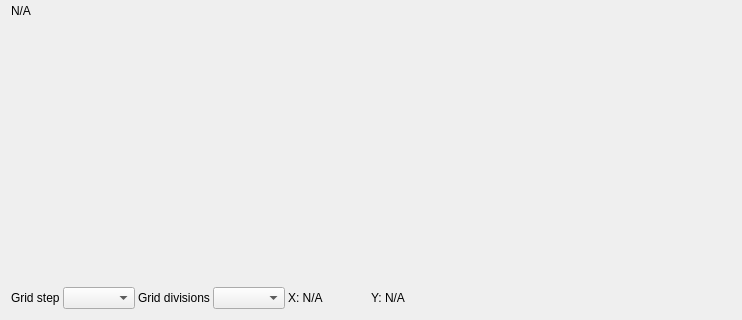
Old version of the form RZGUI/SessionTabWidget.ui in the repository HARMONI-CAB/RayZaler; both pictures show x 0 to 742 and y 270 to 590 of the 742 by 590 pixel window.
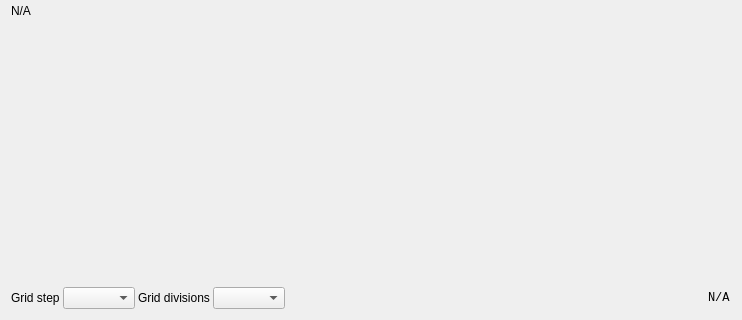
New version of the form.

```diff
--- a/RZGUI/SessionTabWidget.ui
+++ b/RZGUI/SessionTabWidget.ui
@@ -52,7 +52,13 @@
         </property>
        </widget>
       </item>
-      <item row="0" column="6">
+      <item row="0" column="3">
+       <widget class="QComboBox" name="gridDivCombo"/>
+      </item>
+      <item row="0" column="1">
+       <widget class="QComboBox" name="gridStepCombo"/>
+      </item>
+      <item row="0" column="4">
        <spacer name="horizontalSpacer">
         <property name="orientation">
          <enum>Qt::Horizontal</enum>
@@ -65,62 +71,6 @@
         </property>
        </spacer>
       </item>
-      <item row="0" column="5">
-       <widget class="QLabel" name="yLabel">
-        <property name="sizePolicy">
-         <sizepolicy hsizetype="Fixed" vsizetype="Preferred">
-          <horstretch>0</horstretch>
-          <verstretch>0</verstretch>
-         </sizepolicy>
-        </property>
-        <property name="minimumSize">
-         <size>
-          <width>80</width>
-          <height>0</height>
-         </size>
-        </property>
-        <property name="text">
-         <string>Y: N/A</string>
-        </property>
-        <property name="alignment">
-         <set>Qt::AlignLeading|Qt::AlignLeft|Qt::AlignVCenter</set>
-        </property>
-        <property name="textInteractionFlags">
-         <set>Qt::LinksAccessibleByMouse|Qt::TextSelectableByMouse</set>
-        </property>
-       </widget>
-      </item>
-      <item row="0" column="4">
-       <widget class="QLabel" name="xLabel">
-        <property name="sizePolicy">
-         <sizepolicy hsizetype="Fixed" vsizetype="Preferred">
-          <horstretch>0</horstretch>
-          <verstretch>0</verstretch>
-         </sizepolicy>
-        </property>
-        <property name="minimumSize">
-         <size>
-          <width>80</width>
-          <height>0</height>
-         </size>
-        </property>
-        <property name="text">
-         <string>X: N/A</string>
-        </property>
-        <property name="alignment">
-         <set>Qt::AlignLeading|Qt::AlignLeft|Qt::AlignVCenter</set>
-        </property>
-        <property name="textInteractionFlags">
-         <set>Qt::LinksAccessibleByMouse|Qt::TextSelectableByMouse</set>
-        </property>
-       </widget>
-      </item>
-      <item row="0" column="1">
-       <widget class="QComboBox" name="gridStepCombo"/>
-      </item>
-      <item row="0" column="3">
-       <widget class="QComboBox" name="gridDivCombo"/>
-      </item>
       <item row="0" column="0">
        <widget class="QLabel" name="label_2">
         <property name="text">
@@ -128,6 +78,18 @@
         </property>
        </widget>
       </item>
+      <item row="0" column="5">
+       <widget class="QLabel" name="xyLabel">
+        <property name="font">
+         <font>
+          <family>Monospace</family>
+         </font>
+        </property>
+        <property name="text">
+         <string>N/A</string>
+        </property>
+       </widget>
+      </item>
      </layout>
     </widget>
    </item>
```
Left out of the diff: 14 changed lines with no effect on the pictures.
